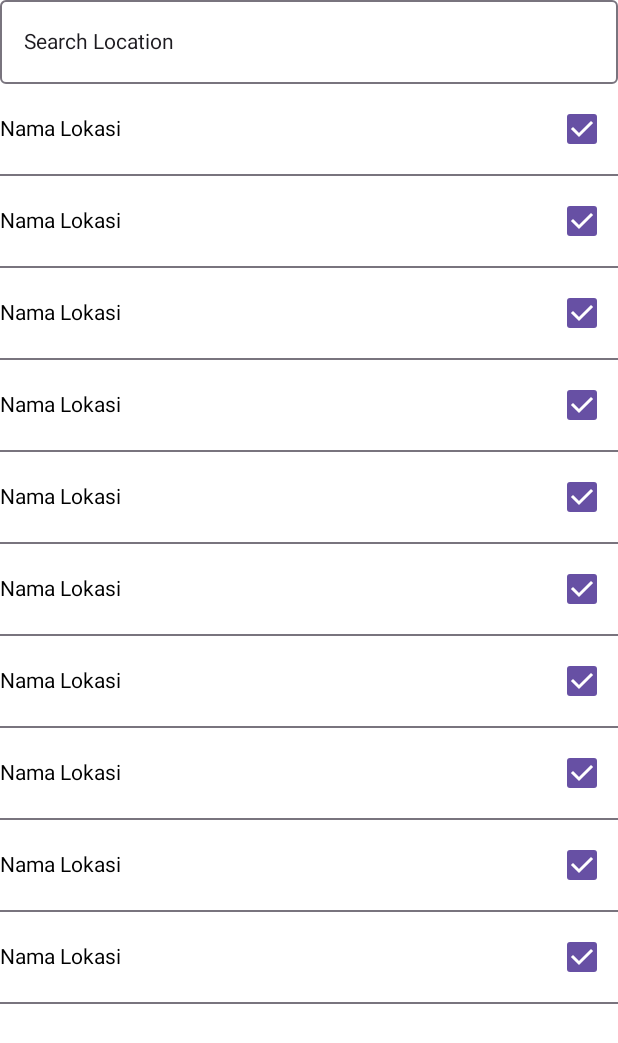
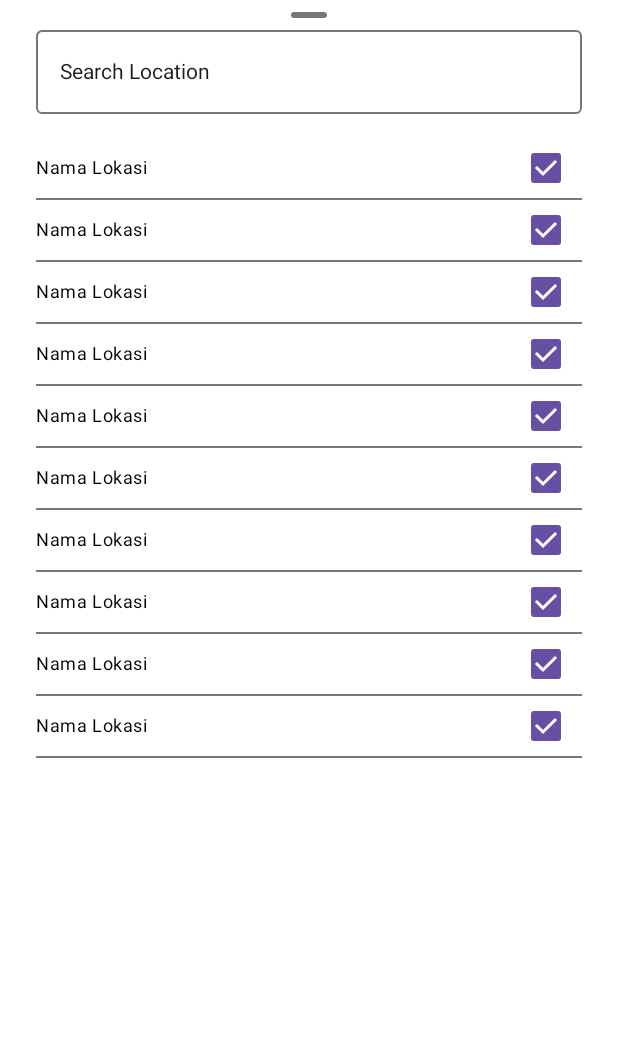
Before and after one commit to GG-3-0-Mobile-Engineering/ME14-MapDisaster-GG3MEGP0546-DekiNurFitrian, an Android app built with Jetpack Compose: the @Preview function SheetContentLocationPicker, on a phone screen of 412 x 824 dp. Shown: the top 1043 px of the screen. Run offline under Robolectric (Android 15) with nearby library versions, the phone set to English and light mode, and no system bars.

Commit message:
fix(profile): bug bottom sheet

```diff
--- a/app/src/main/java/com/example/finalprojectgg/ui/screens/profile/componentes/ItemLocationPicker.kt
+++ b/app/src/main/java/com/example/finalprojectgg/ui/screens/profile/componentes/ItemLocationPicker.kt
@@ -9,6 +9,8 @@ import androidx.compose.foundation.layout.fillMaxHeight
 import androidx.compose.foundation.layout.fillMaxSize
 import androidx.compose.foundation.layout.fillMaxWidth
 import androidx.compose.foundation.layout.height
+import androidx.compose.foundation.layout.padding
+import androidx.compose.foundation.layout.width
 import androidx.compose.foundation.lazy.LazyColumn
 import androidx.compose.material3.Checkbox
 import androidx.compose.material3.MaterialTheme
@@ -17,15 +19,34 @@ import androidx.compose.material3.Text
 import androidx.compose.runtime.Composable
 import androidx.compose.ui.Alignment
 import androidx.compose.ui.Modifier
+import androidx.compose.ui.draw.clip
+import androidx.compose.ui.tooling.preview.Preview
 import androidx.compose.ui.unit.dp
 
+@Preview(showBackground = true)
 @Composable
 fun SheetContentLocationPicker() {
     Column(
         Modifier
-            .fillMaxWidth()
-            .height(800.dp)) {
-        OutlinedTextField(value = "Search Location", onValueChange = {}, modifier = Modifier.fillMaxWidth())
+            .fillMaxSize()
+            .padding(horizontal = 24.dp)
+            .padding(top = 8.dp),
+        horizontalAlignment = Alignment.CenterHorizontally
+    ) {
+        Spacer(
+            modifier = Modifier
+                .height(4.dp)
+                .width(24.dp)
+                .clip(MaterialTheme.shapes.medium)
+                .background(MaterialTheme.colorScheme.outline)
+        )
+        Spacer(modifier = Modifier.height(8.dp))
+        OutlinedTextField(
+            value = "Search Location",
+            onValueChange = {},
+            modifier = Modifier.fillMaxWidth()
+        )
+        Spacer(modifier = Modifier.height(16.dp))
         LazyColumn(modifier = Modifier.fillMaxSize()) {
             items(10) {
                 ItemLocationPicker()
@@ -40,11 +61,11 @@ fun ItemLocationPicker() {
         Row(
             Modifier
                 .fillMaxWidth()
-                .height(60.dp),
+                .height(40.dp),
             horizontalArrangement = Arrangement.SpaceBetween,
             verticalAlignment = Alignment.CenterVertically
         ) {
-            Text(text = "Nama Lokasi")
+            Text(text = "Nama Lokasi", style = MaterialTheme.typography.bodySmall)
             Checkbox(checked = true, onCheckedChange = {})
         }
         Spacer(
```
Also changed, not shown: app/src/main/java/com/example/finalprojectgg/ui/screens/main/MainScreen.kt (+4 -3 lines), app/src/main/java/com/example/finalprojectgg/ui/screens/profile/ProfileScreen.kt (+6 -6 lines).
